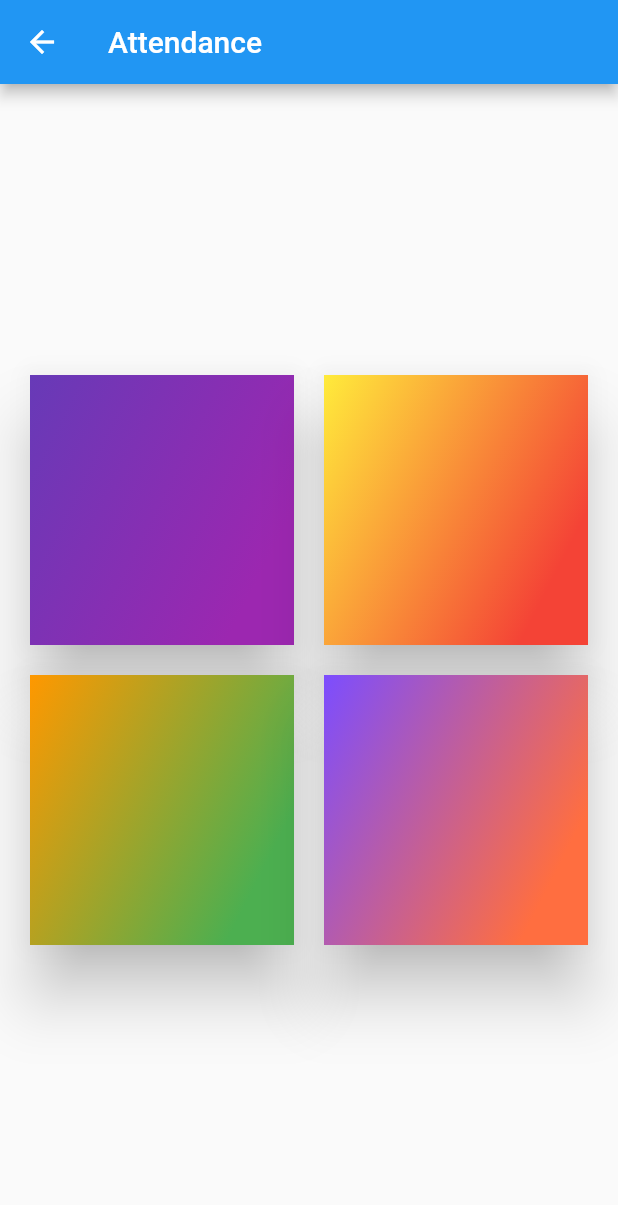
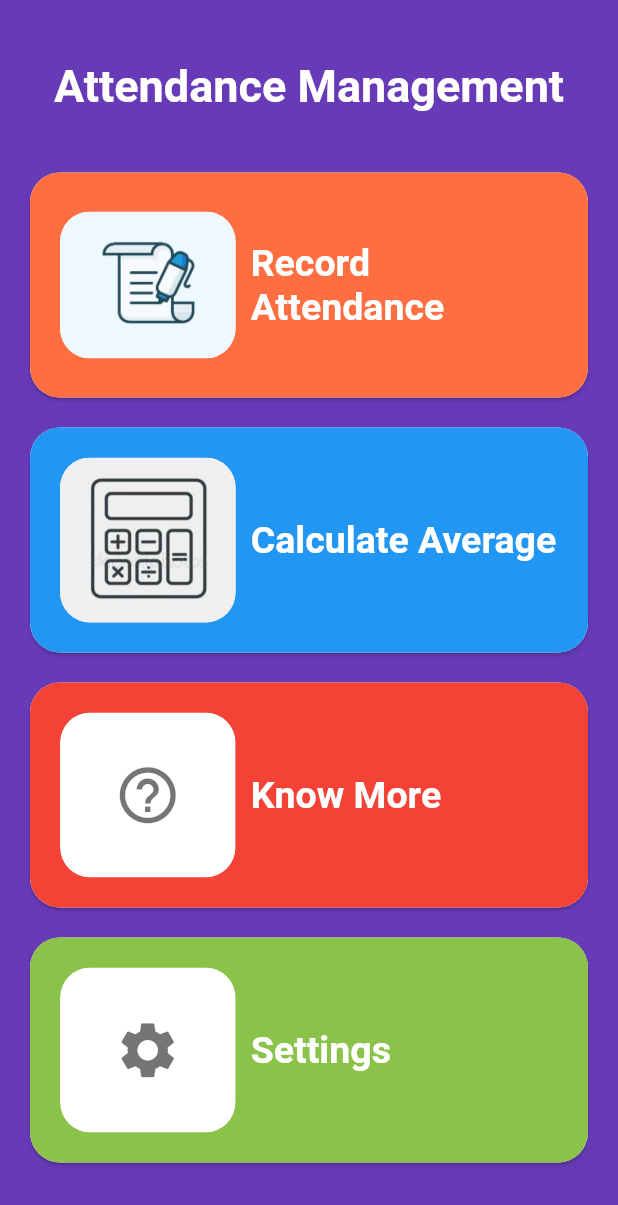
Before and after one commit to rajatKumar023/attendance, a Flutter app: the MainPage screen opened directly, on a phone screen of 412 x 824 dp. Shown: the top 1205 px of the screen. Run offline on Flutter 3.47's test engine with Material 2 defaults, Android fonts, the phone set to English and light mode, and no system bars; our stand-ins replace mobx; generated files the repository leaves out were written again.

Commit message:
changed ui design of home page

```diff
--- a/lib/presentations/home.dart
+++ b/lib/presentations/home.dart
@@ -11,61 +11,148 @@ class _MainPageState extends State<MainPage> {
   Widget build(BuildContext context) {
     return SafeArea(
       child: Scaffold(
-        appBar: AppBar(
-          title: Text('Attendance'),
-        ),
+        backgroundColor: Colors.deepPurple,
         body: Container(
           height: MediaQuery.of(context).size.height,
           width: MediaQuery.of(context).size.width,
           margin: EdgeInsets.symmetric(horizontal: 20.0),
+          child: SingleChildScrollView(
             child: Column(
               mainAxisAlignment: MainAxisAlignment.center,
+              crossAxisAlignment: CrossAxisAlignment.center,
               children: <Widget>[
-              Row(
-                children: <Widget>[
-                  Expanded(
-                    child: getCard(
-                        color: Colors.purple,
-                        cardColor: Colors.deepPurple,
+                SizedBox(
+                  height: 40.0,
+                ),
+                Text(
+                  'Attendance Management',
+                  style: TextStyle(
+                    color: Colors.white,
+                    fontSize: 30,
+                    fontWeight: FontWeight.bold,
+                  ),
+                ),
+                SizedBox(
+                  height: 40.0,
+                ),
+                getCard(
+                  cardColor: Colors.deepOrangeAccent,
+                  title: 'Record Attendance',
+                  prefixIcon: Image.asset(
+                    'assets/paper_bg.png',
+                    fit: BoxFit.fill,
+                  ),
                   onTap: () {
                     Navigator.push(
                         context,
                         MaterialPageRoute(
                             builder: (context) => EnterNamePage()));
-                        }),
-                  ),
-                  SizedBox(
-                    width: 20.0,
-                  ),
-                  Expanded(
-                    child: getCard(
-                      color: Colors.red,
-                      cardColor: Colors.yellow,
-                    ),
-                  ),
-                ],
+                  },
                 ),
                 SizedBox(
                   height: 20.0,
                 ),
-              Row(
-                children: <Widget>[
-                  Expanded(
-                    child: getCard(
-                      color: Colors.green,
-                      cardColor: Colors.orange,
+                getCard(
+                  title: 'Calculate Average',
+                  cardColor: Colors.blue,
+                  prefixIcon: Image.asset(
+                    'assets/calculator.png',
+                    fit: BoxFit.fill,
                   ),
                 ),
                 SizedBox(
-                    width: 20.0,
+                  height: 20.0,
+                ),
+                getCard(
+                  title: 'Know More',
+                  cardColor: Colors.red,
+                  prefixIcon: Center(
+                    child: Icon(
+                      Icons.help_outline,
+                      color: Colors.black54,
+                      size: 45,
+                    ),
+                  ),
+                ),
+                SizedBox(
+                  height: 20.0,
+                ),
+                getCard(
+                  cardColor: Colors.lightGreen,
+                  title: 'Settings',
+                  prefixIcon: Center(
+                    child: Icon(
+                      Icons.settings,
+                      color: Colors.black54,
+                      size: 45,
+                    ),
+                  ),
+                ),
+                SizedBox(
+                  height: 20.0,
+                ),
+              ],
+            ),
+          ),
+        ),
+      ),
+    );
+  }
+
+  Widget getCard({
+    Color cardColor,
+    Function onTap,
+    String title = 'Lorem Ipsum',
+    Widget prefixIcon,
+  }) {
+    return GestureDetector(
+      onTap: onTap,
+      child: Card(
+        margin: EdgeInsets.all(0),
+        shape: RoundedRectangleBorder(
+          borderRadius: BorderRadius.all(Radius.circular(20.0)),
+        ),
+        child: Container(
+          height: 150.0,
+          width: MediaQuery.of(context).size.width,
+          decoration: BoxDecoration(
+            color: cardColor,
+            borderRadius: BorderRadius.all(Radius.circular(20.0)),
+          ),
+          padding: EdgeInsets.symmetric(vertical: 20.0, horizontal: 20.0),
+          child: Row(
+            crossAxisAlignment: CrossAxisAlignment.center,
+            children: <Widget>[
+              Expanded(
+                flex: 4,
+                child: ClipRRect(
+                  borderRadius: BorderRadius.all(
+                    Radius.circular(20.0),
+                  ),
+                  child: Container(
+                    decoration: BoxDecoration(
+                      color: Colors.white,
+                      borderRadius: BorderRadius.all(
+                        Radius.circular(20.0),
+                      ),
+                    ),
+                    child: prefixIcon,
+                  ),
+                ),
+              ),
+              SizedBox(
+                width: 10.0,
               ),
               Expanded(
-                    child: getCard(
-                      color: Colors.deepOrangeAccent,
-                      cardColor: Colors.deepPurpleAccent,
+                flex: 7,
+                child: Text(
+                  title,
+                  style: TextStyle(
+                    color: Colors.white,
+                    fontSize: 25.0,
+                    fontWeight: FontWeight.bold,
                   ),
                 ),
-                ],
               )
             ],
           ),
@@ -73,26 +160,4 @@ class _MainPageState extends State<MainPage> {
       ),
     );
   }
-
-  Widget getCard({Color cardColor, Color color, Function onTap}) {
-    return GestureDetector(
-      onTap: onTap,
-      child: Card(
-        margin: EdgeInsets.all(0),
-        elevation: 18,
-        child: Container(
-          height: 180.0,
-          decoration: BoxDecoration(
-            gradient: LinearGradient(
-                colors: [cardColor, color], begin: Alignment.topLeft),
-          ),
-          child: Center(
-            child: Column(
-              children: <Widget>[],
-            ),
-          ),
-        ),
-      ),
-    );
 }
-}
--- a/lib/presentations/login/sign_in_page.dart
+++ b/lib/presentations/login/sign_in_page.dart
@@ -132,7 +132,7 @@ class _SignInPageState extends State<SignInPage> {
                         ),
                         GestureDetector(
                           onTap: () {
-                            Navigator.push(
+                            Navigator.pushReplacement(
                                 context,
                                 MaterialPageRoute(
                                     builder: (context) => SignUpPage()));
--- a/lib/presentations/login/sign_up_page.dart
+++ b/lib/presentations/login/sign_up_page.dart
@@ -1,5 +1,6 @@
 import 'package:attendance_portal/presentations/customs/star_container.dart';
 import 'package:attendance_portal/presentations/home.dart';
+import 'package:attendance_portal/presentations/login/sign_in_page.dart';
 import 'package:flutter/material.dart';
 
 class SignUpPage extends StatefulWidget {
@@ -117,7 +118,10 @@ class _SignUpPageState extends State<SignUpPage> {
                           ),
                           GestureDetector(
                             onTap: () {
-                              Navigator.pop(context);
+                              Navigator.pushReplacement(
+                                  context,
+                                  MaterialPageRoute(
+                                      builder: (context) => SignInPage()));
                             },
                             child: Text(
                               'I already have an account',
--- a/pubspec.yaml
+++ b/pubspec.yaml
@@ -48,6 +48,7 @@ flutter:
   # To add assets to your application, add an assets section, like this:
   assets:
    - assets/paper_bg.png
+   - assets/calculator.png
   #  - images/a_dot_ham.jpeg
 
   # An image asset can refer to one or more resolution-specific "variants", see
```
Also changed, not shown: assets/calculator.png (added). Lines whose indentation alone changed are shown as unchanged.
